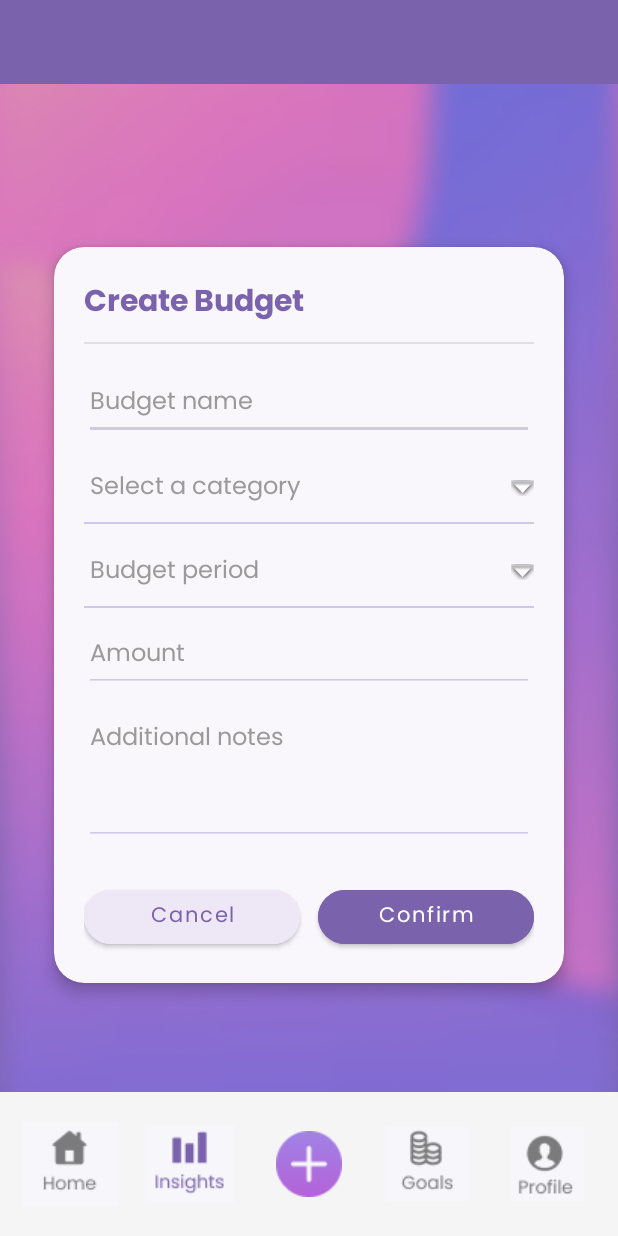
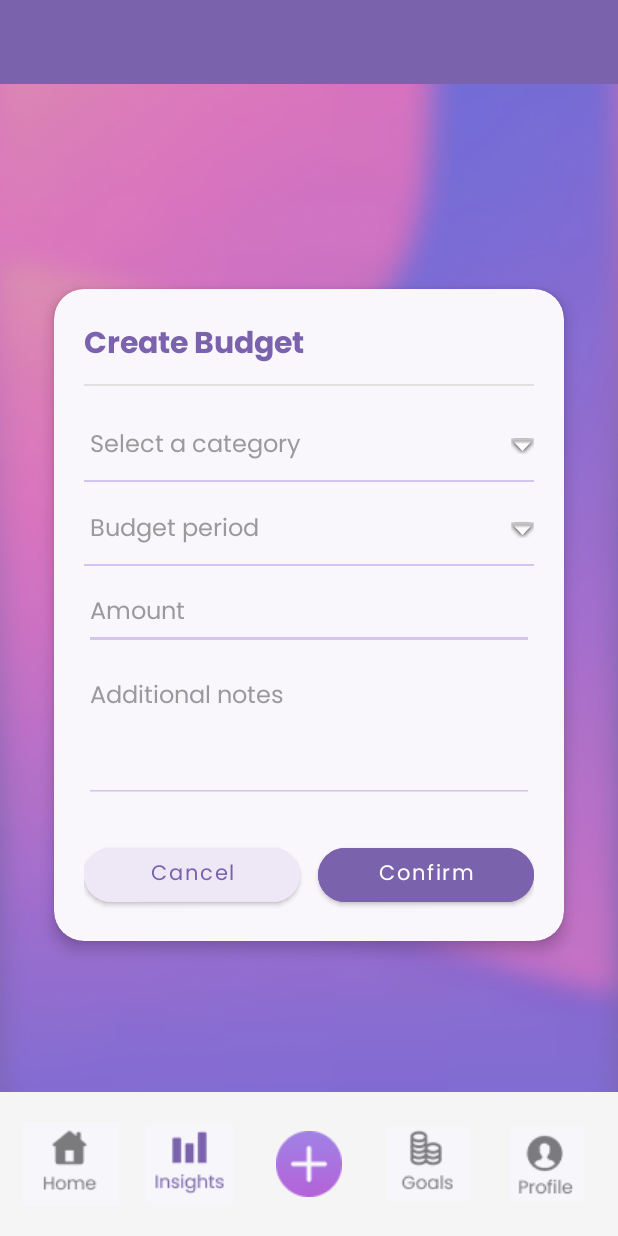
Before and after one commit to st10033925-azrahhabib/Coinverse, an Android app: the Createbudget screen opened directly, with no data from a screen before it, on a phone screen of 412 x 824 dp. Run offline under Robolectric (Android 15) with nearby library versions, the phone set to English and light mode, and no system bars; 1 statement that could not run was skipped.

Commit message:
removed "budget name" input field

```diff
--- a/app/src/main/res/layout/activity_createbudget.xml
+++ b/app/src/main/res/layout/activity_createbudget.xml
@@ -56,21 +56,8 @@
                 android:layout_width="match_parent"
                 android:layout_height="1dp"
                 android:layout_marginTop="8dp"
-                android:layout_marginBottom="16dp"
+                android:layout_marginBottom="8dp"
                 android:background="#E0E0E0" />
-
-
-            <EditText
-                android:id="@+id/etBudgetName"
-                android:layout_width="match_parent"
-                android:layout_height="48dp"
-                android:hint="@string/hint_budget_name"
-                android:inputType="textCapWords"
-                android:backgroundTint="#D3C6EC"
-                android:textSize="16sp"
-                android:fontFamily="@font/poppinsregular"
-                android:textColorHint="#9A9A9A"
-                android:textColor="#333333" />
 
 
             <RelativeLayout
```
